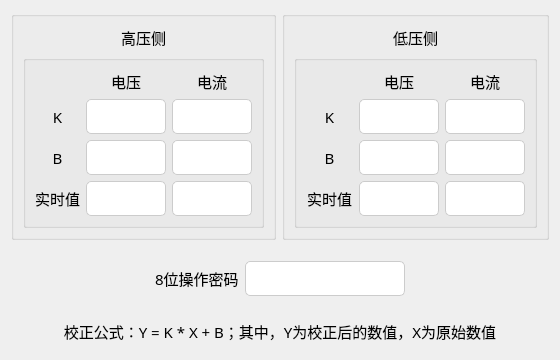
The window that tform3.ui (Curtain-Wang/BatteryControl) describes before a commit, drawn with Qt 5.
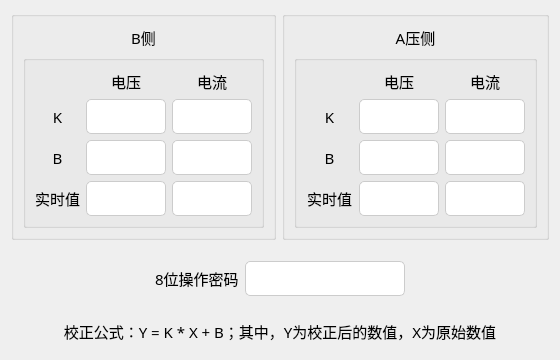
The same window after the commit.

Patch:
```diff
--- a/tform3.ui
+++ b/tform3.ui
@@ -51,7 +51,7 @@
            </font>
           </property>
           <property name="text">
-           <string>高压侧</string>
+           <string>B侧</string>
           </property>
           <property name="alignment">
            <set>Qt::AlignCenter</set>
@@ -283,7 +283,7 @@
            </font>
           </property>
           <property name="text">
-           <string>低压侧</string>
+           <string>A压侧</string>
           </property>
           <property name="alignment">
            <set>Qt::AlignCenter</set>
```
Left out of the diff: 24 changed lines with no effect on the pictures.
